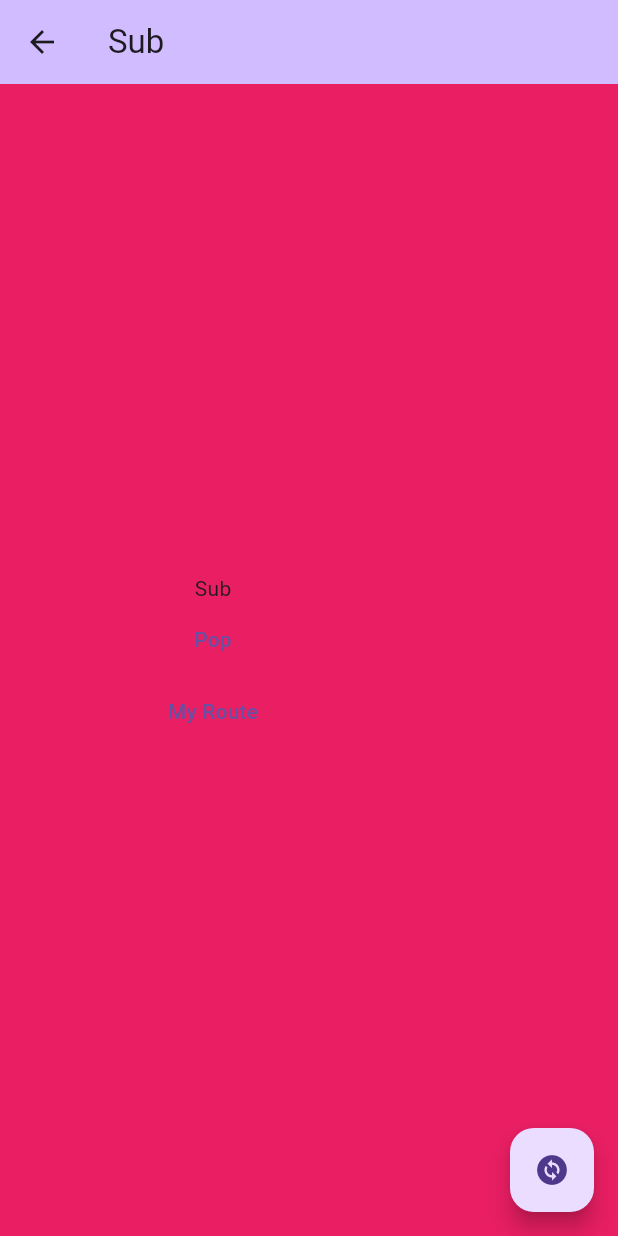
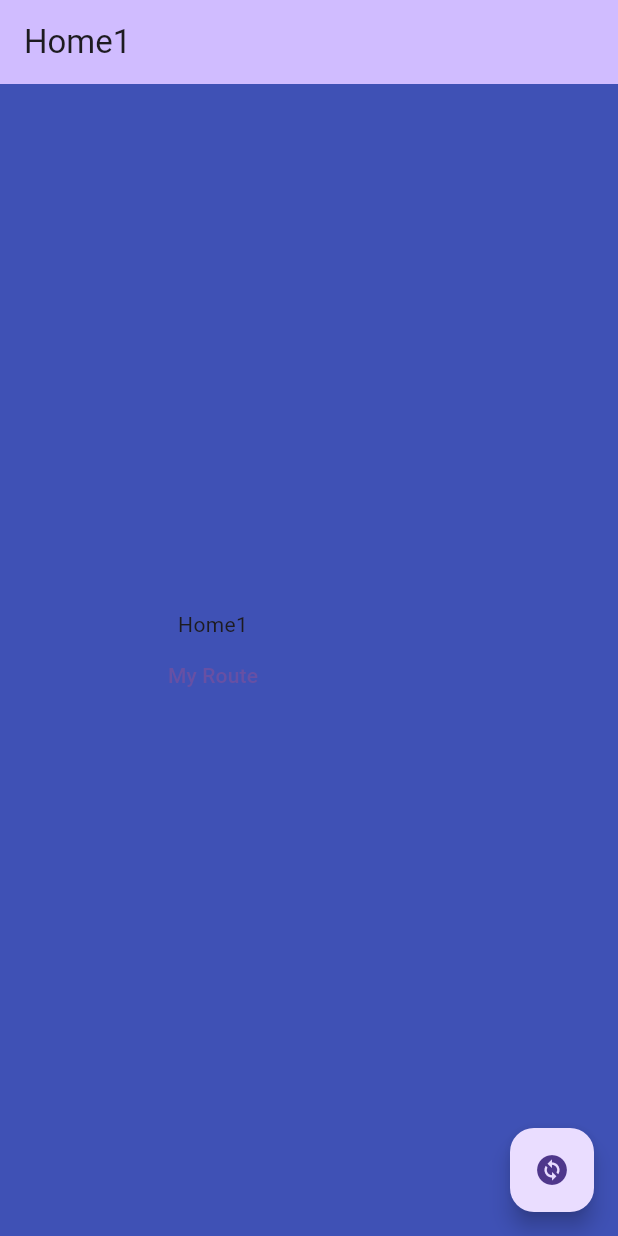
Before and after one commit to armin1440/tree_navigation, a Flutter app: the screen it shows after launch, after a tap on the "change circle" icon, on a phone screen of 412 x 824 dp. Run offline on Flutter 3.47's test engine with Material 3 defaults, Android fonts, the phone set to English and light mode, and no system bars; our stand-ins replace bot_toast, get_it, go_router.

Commit message:
Trying to implement new structure of navigation

```diff
--- a/example/lib/main.dart
+++ b/example/lib/main.dart
@@ -5,9 +5,8 @@ GlobalKey<NavigatorState> topKey = GlobalKey<NavigatorState>();
 GlobalKey<NavigatorState> shellKey = GlobalKey<NavigatorState>();
 
 void main() async {
-  runApp(RouteProvider(
-      child: const MyApp()
-  ),
+  runApp(
+    RouteProvider(child: const MyApp()),
   );
 }
 
@@ -28,7 +27,7 @@ class _MyAppState extends State<MyApp> {
       routeTreeDefaultPageBuilder: (_, state, child, routeName) => MyCustomTransitionPage(
         key: state.pageKey,
         child: child,
-        name: routeName,
+        // name: routeName,
         transitionsBuilder: (_, animation, ___, widget) {
           return FadeTransition(
             opacity: animation,
@@ -66,19 +65,57 @@ class _MyAppState extends State<MyApp> {
       routeInfoList: Routes.allRoutes,
       routes: [
         TreeRoute(
+            routeInfo: Routes.home1,
+            pageWidget: MyHomePage(
+              title: 'Home1',
+              color: Colors.indigo,
+              onPressedButton: () => TreeNavigation.navigator.go('${Routes.home1.path}/${Routes.newPage2.path}').then(
+                    (res) => print('Page1 Home Result is : $res'),
+                  ),
+            ),
+            routes: [
+              TreeRoute(
+                routeInfo: Routes.newPage2,
+                pageWidget: MyHomePage(
+                  title: 'Sub2',
+                  color: Colors.orange,
+                  onPressedButton: () {
+                    TreeNavigation.navigator
+                        .openDialog(
+                            dialog: Dialog(
+                      child: Column(
+                        mainAxisSize: MainAxisSize.min,
+                        children: [
+                          Text('Pop Me'),
+                          TextButton(
+                            onPressed: () => TreeNavigation.navigator.pop(result: 'sub2 dialog'),
+                            child: Text('POP'),
+                          ),
+                        ],
+                      ),
+                    ))
+                        .then((value) {
+                      print('After dialog pop: $value');
+                    });
+                  },
+                  hasPopButton: true,
+                ),
+              )
+            ]),
+        TreeRoute(
           routeInfo: Routes.home,
           pageWidget: MyHomePage(
             title: 'Home',
             color: Colors.white,
             onPressedButton: () =>
-                TreeNavigation.navigator.goNamed(Routes.newPage).then((res) => print('Page Home Result is : $res')),
+                TreeNavigation.navigator.go(Routes.home1.path).then((res) => print('Page Home Result is : $res')),
           ),
           routes: [
             TreeRoute(
                 routeInfo: Routes.newPage,
                 pageBuilder: (_, state) => MyCustomTransitionPage(
                       key: state.pageKey,
-                  name: Routes.newPage.name,
+                      // name: Routes.newPage.name,
                       child: MyHomePage(
                         title: 'Sub',
                         color: Colors.pink,
@@ -149,6 +186,11 @@ class _MyAppState extends State<MyApp> {
 }
 
 abstract class Routes {
+  static const RouteInfo home1 = RouteInfo(
+    path: '/h1',
+    name: 'home',
+    isShellRoute: false,
+  );
   static const RouteInfo home = RouteInfo(
     path: '/',
     name: 'home',
@@ -165,7 +207,7 @@ abstract class Routes {
     isShellRoute: false,
   );
 
-  static const List<RouteInfo> allRoutes = [home, newPage, newPage2];
+  static const List<RouteInfo> allRoutes = [home1, home, newPage, newPage2];
 }
 
 class MyHomePage extends StatefulWidget {
--- a/lib/src/navigation_int.dart
+++ b/lib/src/navigation_int.dart
@@ -61,6 +61,8 @@ abstract class NavigationInterface {
     Map<String, dynamic> queryParameters = const <String, dynamic>{},
     Object? extra,
   });
+
+  Future<dynamic> go(String location, {Object? extra});
 
   Future<T?> openDialog<T>({
     required Widget dialog,
--- a/lib/src/navigation_service.dart
+++ b/lib/src/navigation_service.dart
@@ -31,6 +31,24 @@ class NavigationService extends NavigationInterface {
         pathParameters: pathParameters,
         extra: extra,
         queryParameters: queryParameters,
+      );
+      return await newResult.getFuture();
+    }
+  }
+
+  @override
+  Future<dynamic> go(String location, {Object? extra}) async {
+    if (pendingRouteFunction != null) {
+      Function copiedFunction = pendingRouteFunction!;
+      pendingRouteFunction = null;
+      copiedFunction();
+      return null;
+    } else {
+      PopResult newResult = PopResult();
+      popResultList.add(newResult);
+      context.go(
+        location,
+        extra: extra,
       );
       return await newResult.getFuture();
     }
--- a/lib/src/tree_route.dart
+++ b/lib/src/tree_route.dart
@@ -23,7 +23,7 @@ class TreeRoute extends GoRoute {
     super.routes = const <RouteBase>[],
     this.pageWidget,
   }) : super(
-    name: routeInfo.name,
+    // name: routeInfo.name,
     path: routeInfo.path,
     pageBuilder: pageBuilder ?? (TreeNavigation.defaultPageBuilder != null ? (context, state) => TreeNavigation.defaultPageBuilder!(context, state, pageWidget!, routeInfo.name) : null),
   );
```
Also changed, not shown: example/pubspec.lock. Lines whose indentation alone changed are shown as unchanged.
